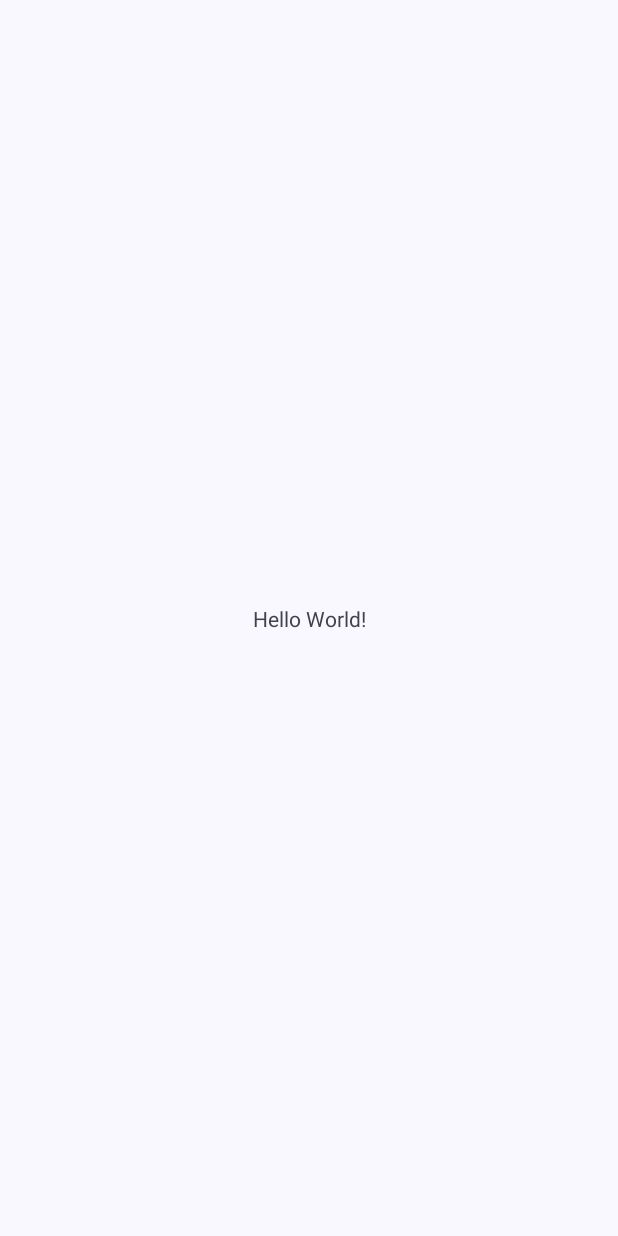
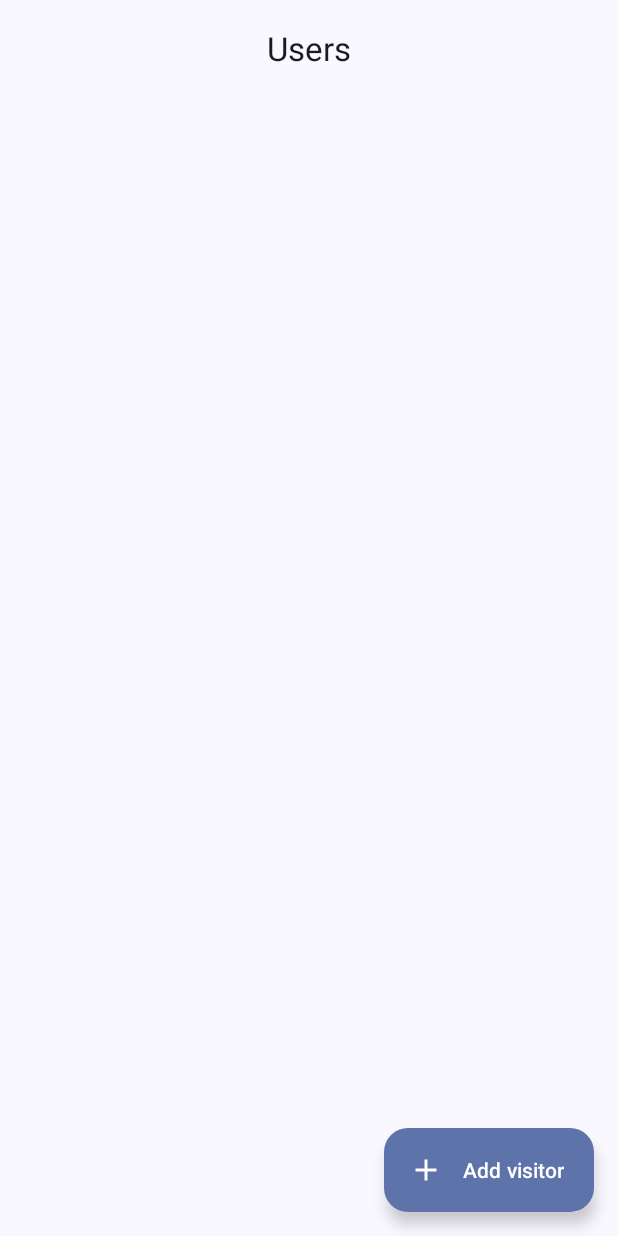
Before and after one commit to mubashirpa/UserPayTracker, an Android app: the screen it shows after launch (MainActivity), on a phone screen of 412 x 824 dp. Before the commit the screen is almost empty. Run offline under Robolectric (Android 15) with nearby library versions, the phone set to English and light mode, and no system bars.

Commit message:
feat: Enhance Home screen with UI elements and layout
- Add `baseline_add_24.xml` for the add icon.
- Implement `fragment_home.xml` with an `AppBarLayout`, `MaterialToolbar`, `RecyclerView`, and `ExtendedFloatingActionButton`.
- Add a frame layout with a nested `LinearLayout` that includes a `TextView` and a `Button` for the error state, and also includes a `CircularProgressIndicator` for loading.
- Add `list_item_users.xml` layout for displaying user data in a list.
- Create `bg_placeholder.xml` for image placeholders in the list.
- Add string resources for screen titles, labels and errors in `strings.xml`.

```diff
--- /dev/null
+++ b/app/src/main/res/drawable/baseline_add_24.xml
@@ -0,0 +1,10 @@
+<vector xmlns:android="http://schemas.android.com/apk/res/android"
+    android:width="24dp"
+    android:height="24dp"
+    android:tint="?attr/colorControlNormal"
+    android:viewportWidth="24"
+    android:viewportHeight="24">
+    <path
+        android:fillColor="@android:color/white"
+        android:pathData="M19,13h-6v6h-2v-6H5v-2h6V5h2v6h6v2z" />
+</vector>
--- /dev/null
+++ b/app/src/main/res/drawable/bg_placeholder.xml
@@ -0,0 +1,5 @@
+<?xml version="1.0" encoding="utf-8"?>
+<shape xmlns:android="http://schemas.android.com/apk/res/android"
+    android:shape="rectangle">
+    <solid android:color="?attr/colorSurfaceContainerHigh" />
+</shape>
--- a/app/src/main/res/layout/fragment_home.xml
+++ b/app/src/main/res/layout/fragment_home.xml
@@ -1,15 +1,82 @@
 <?xml version="1.0" encoding="utf-8"?>
-<androidx.constraintlayout.widget.ConstraintLayout xmlns:android="http://schemas.android.com/apk/res/android"
+<androidx.coordinatorlayout.widget.CoordinatorLayout xmlns:android="http://schemas.android.com/apk/res/android"
     xmlns:app="http://schemas.android.com/apk/res-auto"
+    xmlns:tools="http://schemas.android.com/tools"
     android:layout_width="match_parent"
     android:layout_height="match_parent">
 
-    <TextView
-        android:layout_width="wrap_content"
+    <com.google.android.material.appbar.AppBarLayout
+        android:layout_width="match_parent"
         android:layout_height="wrap_content"
-        android:text="Hello World!"
-        app:layout_constraintBottom_toBottomOf="parent"
-        app:layout_constraintEnd_toEndOf="parent"
-        app:layout_constraintStart_toStartOf="parent"
-        app:layout_constraintTop_toTopOf="parent" />
-</androidx.constraintlayout.widget.ConstraintLayout>
+        android:fitsSystemWindows="true">
+
+        <com.google.android.material.appbar.MaterialToolbar
+            android:id="@+id/topAppBar"
+            android:layout_width="match_parent"
+            android:layout_height="wrap_content"
+            android:minHeight="?attr/actionBarSize"
+            app:title="@string/title_home_screen"
+            app:titleCentered="true" />
+    </com.google.android.material.appbar.AppBarLayout>
+
+    <androidx.recyclerview.widget.RecyclerView
+        android:id="@+id/recycler_view"
+        android:layout_width="match_parent"
+        android:layout_height="match_parent"
+        android:clipToPadding="false"
+        android:visibility="gone"
+        app:layoutManager="androidx.recyclerview.widget.LinearLayoutManager"
+        app:layout_behavior="@string/appbar_scrolling_view_behavior"
+        tools:listitem="@layout/list_item_users" />
+
+    <FrameLayout
+        android:id="@+id/fragment_container"
+        android:layout_width="match_parent"
+        android:layout_height="match_parent"
+        app:layout_behavior="@string/appbar_scrolling_view_behavior">
+
+        <LinearLayout
+            android:id="@+id/error_view"
+            android:layout_width="match_parent"
+            android:layout_height="match_parent"
+            android:gravity="center"
+            android:orientation="vertical"
+            android:paddingHorizontal="12dp"
+            android:paddingVertical="16dp"
+            android:visibility="gone">
+
+            <TextView
+                android:id="@+id/error_text"
+                android:layout_width="wrap_content"
+                android:layout_height="wrap_content"
+                android:text="@string/error_unknown"
+                android:textAlignment="center" />
+
+            <Button
+                android:id="@+id/retry_button"
+                android:layout_width="wrap_content"
+                android:layout_height="wrap_content"
+                android:layout_marginTop="24dp"
+                android:text="@string/retry"
+                android:visibility="visible" />
+        </LinearLayout>
+
+        <com.google.android.material.progressindicator.CircularProgressIndicator
+            android:id="@+id/progress_circular"
+            android:layout_width="wrap_content"
+            android:layout_height="wrap_content"
+            android:layout_gravity="center"
+            android:indeterminate="true"
+            android:visibility="gone" />
+
+        <com.google.android.material.floatingactionbutton.ExtendedFloatingActionButton
+            android:id="@+id/extended_fab"
+            android:layout_width="wrap_content"
+            android:layout_height="wrap_content"
+            android:layout_gravity="bottom|end"
+            android:layout_margin="16dp"
+            android:contentDescription="@string/add_visitor"
+            android:text="@string/add_visitor"
+            app:icon="@drawable/baseline_add_24" />
+    </FrameLayout>
+</androidx.coordinatorlayout.widget.CoordinatorLayout>
--- a/app/src/main/res/values/strings.xml
+++ b/app/src/main/res/values/strings.xml
@@ -1,5 +1,10 @@
 <resources>
     <string name="app_name">UserPayTracker</string>
+    <string name="add_visitor">Add visitor</string>
+    <string name="retry">Retry</string>
+
+    <!-- Screen titles -->
+    <string name="title_home_screen">Users</string>
 
     <!-- Screen labels -->
     <string name="label_home_screen">Home</string>
```
Also changed, not shown: app/src/main/res/layout/list_item_users.xml (added, +51 -0 lines).
